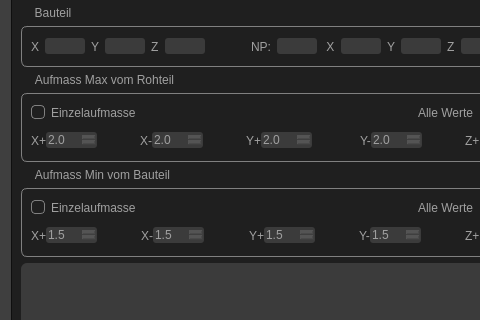
Old version of the form Project/tab_project.ui in the repository mikejg/CamHelper; both pictures show x 0 to 480 and y 243 to 563 of the 1094 by 945 pixel window.
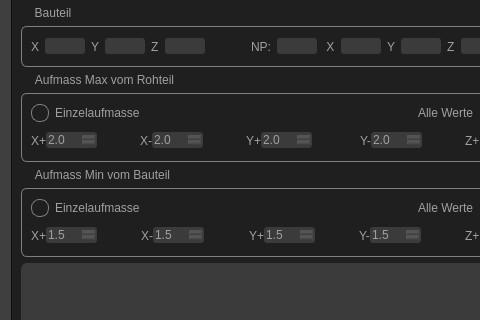
New version of the form. Icons and pictures are not drawn. Custom widgets are drawn as their Qt base class.

Patch:
```diff
--- a/Project/tab_project.ui
+++ b/Project/tab_project.ui
@@ -26,12 +26,34 @@
 QCheckBox{color:rgb(160,160,160);
                       background-color: rgba(255, 255, 255,0);}
 
-QCheckBox::indicator {border: 1px  solid;
+/*QCheckBox::indicator {border: 1px  solid;
                                         border-radius: 4px;
                                         border-color: rgb(128, 128, 128);}
 
 QCheckBox::indicator:checked {image: url(:/Icons/Main/check.png);
                                                         border-color: rgba(128, 128, 128,0);}
+*/
+
+QCheckBox::indicator {
+    width: 16px; /* Adjust size as needed */
+    height: 16px; /* Adjust size as needed */
+    border-radius: 8px; /* Makes it round (half of width/height) */
+    border: 1px solid gray; /* Border when unchecked */
+   /* background-color: white; /* Background when unchecked */
+   background-color: rgba(255, 255, 255,0);
+}
+
+QCheckBox::indicator:checked {
+   
+	background-color: rgb(128, 128, 192);
+    /*background-color: blue; /* Blue dot when checked */
+    border: 1px solid gray; /* Blue border when checked */
+}
+
+QCheckBox::indicator:hover {
+    border: 1px solid; /* Slight border change on hover */
+    border-color: rgb(128, 192, 128);
+}
 
 QToolButton{background-color: rgba(0, 0, 0,0);}
 
@@ -84,7 +106,37 @@
 QTextEdit:focus{color:rgb(192,192,192);
 							border: 1px solid;
                              border-color: rgb(0, 128, 0);
-                            selection-background-color: rgb(40, 76, 117);}</string>
+                            selection-background-color: rgb(40, 76, 117);}
+
+QScrollBar:vertical {
+    border: 1px solid #999999;
+    background: rgba(255, 255, 255,32);
+    width: 12px; /* Breite der Scrollbar */
+    margin: 0px 0px 0px 0px;
+    border-radius: 6px; /* Abrundung der Scrollbar-Leiste */
+}
+
+QScrollBar::handle:vertical {
+    background: rgb(128,128,192);/*#a0a0a0; /* Farbe des Scrollbar-Griffs */
+    min-height: 20px;
+    border-radius: 5px; /* Abrundung des Griffs */
+}
+
+QScrollBar::add-line:vertical {
+    border: none;
+    background: none;
+}
+
+QScrollBar::sub-line:vertical {
+    border: none;
+    background: none;
+}
+
+QScrollBar::up-arrow:vertical, QScrollBar::down-arrow:vertical {
+    border: none;
+    background: none;
+    color: none;
+}</string>
   </property>
   <layout class="QHBoxLayout" name="horizontalLayout_7">
    <item>
```
Left out of the diff: 2 changed lines with no effect on the pictures.
